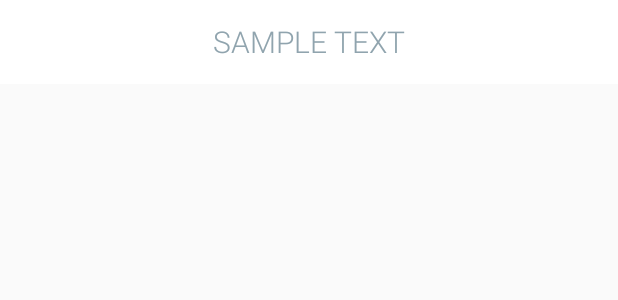
After one commit to KamilaZoldyek/webstack_flights, an Android app: the layout activity_search.xml on its own in the app's theme, with its tools: preview values and no code run, on a phone screen of 412 x 824 dp. The commit adds this screen. Shown: the top 300 px of the screen. Run offline under Robolectric (Android 15) with nearby library versions, the phone set to English and light mode, and no system bars.

Commit message:
search activity

```diff
--- a/Webstack_Flights/app/build.gradle
+++ b/Webstack_Flights/app/build.gradle
@@ -33,8 +33,8 @@ dependencies {
     implementation "com.squareup.retrofit2:converter-scalars:$retrofit_version"
     implementation "com.squareup.retrofit2:converter-gson:$retrofit_version"
     implementation "io.swagger:swagger-annotations:$swagger_annotations_version"
-    implementation ("org.apache.oltu.oauth2:org.apache.oltu.oauth2.client:$oltu_version"){
-        exclude group:'org.apache.oltu.oauth2' , module: 'org.apache.oltu.oauth2.common'
+    implementation("org.apache.oltu.oauth2:org.apache.oltu.oauth2.client:$oltu_version") {
+        exclude group: 'org.apache.oltu.oauth2', module: 'org.apache.oltu.oauth2.common'
     }
     implementation "io.gsonfire:gson-fire:$json_fire_version"
     implementation "org.threeten:threetenbp:$threetenbp_version"
--- a/Webstack_Flights/app/src/main/AndroidManifest.xml
+++ b/Webstack_Flights/app/src/main/AndroidManifest.xml
@@ -1,7 +1,9 @@
 <?xml version="1.0" encoding="utf-8"?>
 <manifest xmlns:android="http://schemas.android.com/apk/res/android"
     package="com.example.kamilazoldyek.webstack_flights">
-    <uses-permission android:name="android.permission.INTERNET"/>
+
+    <uses-permission android:name="android.permission.INTERNET" />
+
     <application
         android:allowBackup="true"
         android:icon="@mipmap/ic_launcher"
@@ -9,6 +11,7 @@
         android:roundIcon="@mipmap/ic_launcher_round"
         android:supportsRtl="true"
         android:theme="@style/WebstackNoActionBar">
+        <activity android:name=".activity.SearchActivity"></activity>
         <activity android:name=".activity.MainActivity">
             <intent-filter>
                 <action android:name="android.intent.action.MAIN" />
--- /dev/null
+++ b/Webstack_Flights/app/src/main/res/layout/activity_search.xml
@@ -0,0 +1,14 @@
+<?xml version="1.0" encoding="utf-8"?>
+<LinearLayout xmlns:android="http://schemas.android.com/apk/res/android"
+    xmlns:app="http://schemas.android.com/apk/res-auto"
+    xmlns:tools="http://schemas.android.com/tools"
+    android:layout_width="match_parent"
+    android:layout_height="match_parent"
+    android:orientation="vertical"
+    tools:context=".activity.SearchActivity">
+
+    <include
+        layout="@layout/toolbar"
+        android:layout_width="match_parent"
+        android:layout_height="wrap_content" />
+</LinearLayout>
```
Also changed, not shown: Webstack_Flights/app/src/main/java/com/example/kamilazoldyek/webstack_flights/activity/MainActivity.java (+10 -120 lines), Webstack_Flights/app/src/main/java/com/example/kamilazoldyek/webstack_flights/activity/SearchActivity.java (added, +146 -0 lines), Webstack_Flights/app/src/main/res/layout/activity_main.xml (+18 -3 lines), Webstack_Flights/app/src/main/res/values/styles.xml (+8 -0 lines).
